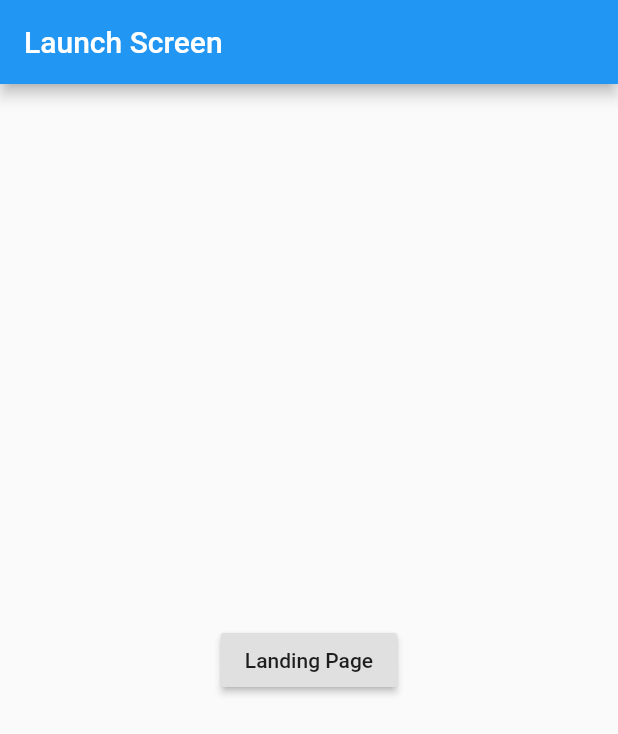
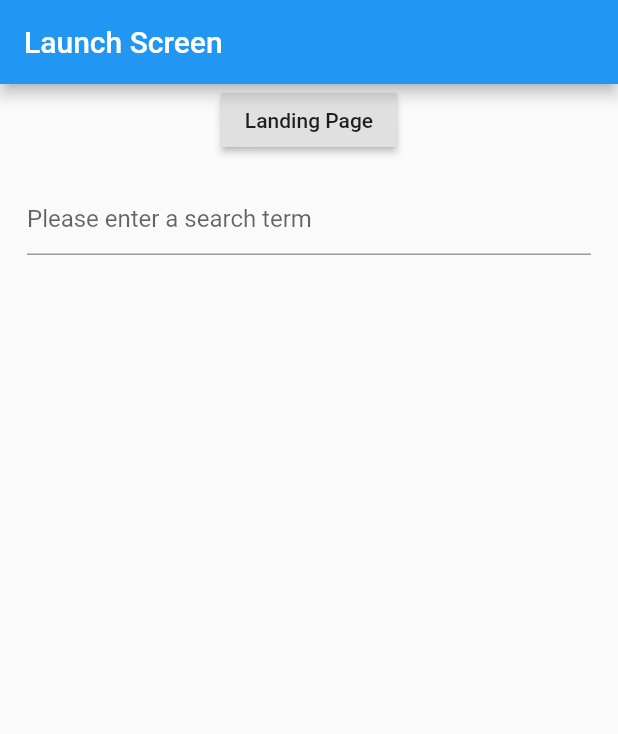
Before and after one commit to tdmiller1/navigation_flutter, a Flutter app: the screen it shows after launch, on a phone screen of 412 x 824 dp. Shown: the top 734 px of the screen. Run offline on Flutter 3.47's test engine with Material 2 defaults, Android fonts, the phone set to English and light mode, and no system bars.

Commit message:
Add TextField and Padding Widget Demos

```diff
--- a/lib/main.dart
+++ b/lib/main.dart
@@ -19,7 +19,8 @@ class LaunchScreen extends StatelessWidget {
         title: Text('Launch Screen'),
       ),
       body: Center(
-        child: RaisedButton(
+        child: Column(children: <Widget>[
+          RaisedButton(
             child: Text('Landing Page'),
             onPressed: () {
               Navigator.push(
@@ -28,6 +29,13 @@ class LaunchScreen extends StatelessWidget {
               );
             },
           ),
+          new Padding(
+              padding: new EdgeInsets.all(18.0),
+              child: TextField(
+                decoration:
+                    InputDecoration(hintText: 'Please enter a search term'),
+              ))
+        ]),
       ),
     );
   }
```
Also changed, not shown: dart_code_flutter_create.dart (deleted), 4 other files. Lines whose indentation alone changed are shown as unchanged.
